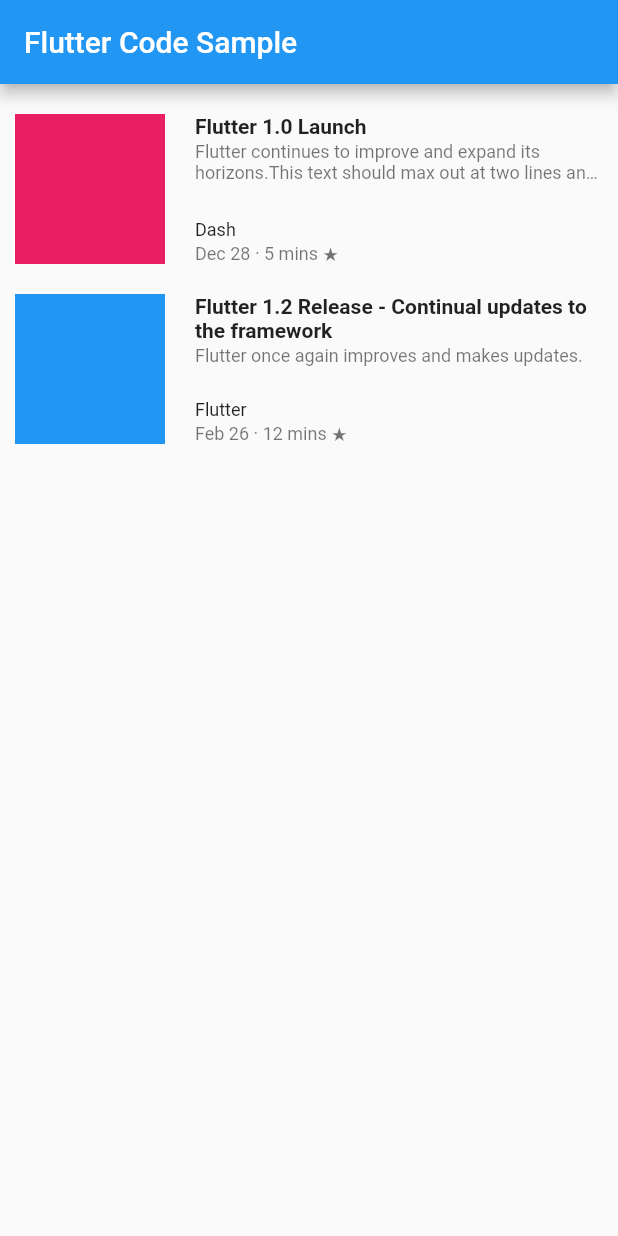
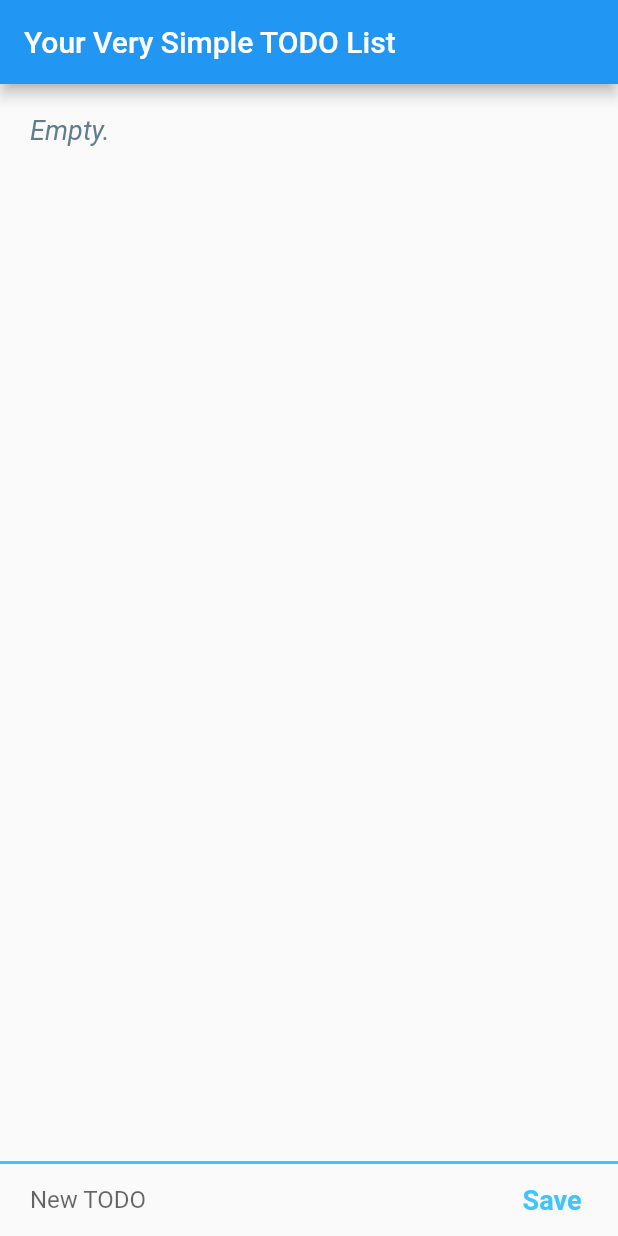
Before and after one commit to viqizevic/vewyzimplkudu, a Flutter app: the screen it shows after launch, on a phone screen of 412 x 824 dp. Run offline on Flutter 3.47's test engine with Material 2 defaults, Android fonts, the phone set to English and light mode, and no system bars.

Commit message:
Show todo list

```diff
--- /dev/null
+++ b/lib/constants.dart
@@ -0,0 +1,30 @@
+import 'package:flutter/material.dart';
+
+const kMessageTextFieldDecoration = InputDecoration(
+  contentPadding: EdgeInsets.symmetric(vertical: 10.0, horizontal: 20.0),
+  hintText: 'New TODO',
+  border: InputBorder.none,
+);
+
+const kMessageContainerDecoration = BoxDecoration(
+  border: Border(
+    top: BorderSide(color: Colors.lightBlueAccent, width: 2.0),
+  ),
+);
+
+const kEmptyListTextStyle = TextStyle(
+  color: Colors.blueGrey,
+  fontStyle: FontStyle.italic,
+  fontSize: 18.0,
+);
+
+const kTodoTextStyle = TextStyle(
+  color: Colors.white,
+  fontSize: 22.0,
+);
+
+const kSaveButtonTextStyle = TextStyle(
+  color: Colors.lightBlueAccent,
+  fontWeight: FontWeight.bold,
+  fontSize: 18.0,
+);
--- a/lib/main.dart
+++ b/lib/main.dart
@@ -1,18 +1,11 @@
-// Flutter code sample for material.ListTile.5
-
-// Here is an example of an article list item with multi-line titles and
-// subtitles. It utilizes [Row]s and [Column]s, as well as [Expanded] and
-// [AspectRatio] widgets to organize its layout.
-//
-// ![Custom list item b](https://flutter.github.io/assets-for-api-docs/assets/widgets/custom_list_item_b.png)
-
 import 'package:flutter/material.dart';
+import 'constants.dart';
 
 void main() => runApp(MyApp());
 
 /// This Widget is the main application widget.
 class MyApp extends StatelessWidget {
-  static const String _title = 'Flutter Code Sample';
+  static const String _title = 'Your Very Simple TODO List';
 
   @override
   Widget build(BuildContext context) {
@@ -20,168 +13,95 @@ class MyApp extends StatelessWidget {
       title: _title,
       home: Scaffold(
         appBar: AppBar(title: Text(_title)),
-        body: MyStatelessWidget(),
+        body: TodoList(),
       ),
     );
   }
 }
 
-class _ArticleDescription extends StatelessWidget {
-  _ArticleDescription({
-    Key key,
-    this.title,
-    this.subtitle,
-    this.author,
-    this.publishDate,
-    this.readDuration,
-  }) : super(key: key);
+class TodoList extends StatefulWidget {
+  @override
+  _TodoListState createState() => _TodoListState();
+}
 
-  final String title;
-  final String subtitle;
-  final String author;
-  final String publishDate;
-  final String readDuration;
+class _TodoListState extends State<TodoList> {
+  @override
+  void initState() {
+    super.initState();
+    todos = [];
+  }
+
+  List<String> todos;
+  String newTodo;
+  final inputTextController = TextEditingController();
 
   @override
   Widget build(BuildContext context) {
-    return Column(
-      crossAxisAlignment: CrossAxisAlignment.start,
+    return SafeArea(
+      child: Column(
+        mainAxisAlignment: MainAxisAlignment.spaceBetween,
+        crossAxisAlignment: CrossAxisAlignment.stretch,
         children: <Widget>[
           Expanded(
-          flex: 2,
-          child: Column(
-            crossAxisAlignment: CrossAxisAlignment.start,
-            children: <Widget>[
-              Text(
-                '$title',
-                maxLines: 2,
-                overflow: TextOverflow.ellipsis,
-                style: const TextStyle(
-                  fontWeight: FontWeight.bold,
+            child: Padding(
+              padding: const EdgeInsets.all(20.0),
+              child: todos.isNotEmpty
+                  ? ListView(
+                      children: todos.map((e) {
+                        return Padding(
+                          padding: const EdgeInsets.all(5.0),
+                          child: Material(
+                            color: Colors.blueAccent,
+                            borderRadius: BorderRadius.circular(15.0),
+                            elevation: 5.0,
+                            child: Padding(
+                              padding: const EdgeInsets.all(10.0),
+                              child: Text(
+                                e,
+                                style: kTodoTextStyle,
                               ),
                             ),
-              const Padding(padding: EdgeInsets.only(bottom: 2.0)),
-              Text(
-                '$subtitle',
-                maxLines: 2,
-                overflow: TextOverflow.ellipsis,
-                style: const TextStyle(
-                  fontSize: 12.0,
-                  color: Colors.black54,
+                          ),
+                        );
+                      }).toList(),
+                    )
+                  : Text(
+                      'Empty.',
+                      style: kEmptyListTextStyle,
                     ),
             ),
-            ],
+          ),
+          Container(
+            decoration: kMessageContainerDecoration,
+            child: Row(
+              crossAxisAlignment: CrossAxisAlignment.center,
+              children: <Widget>[
+                Expanded(
+                  child: TextField(
+                    controller: inputTextController,
+                    onChanged: (value) {
+                      newTodo = value;
+                    },
+                    decoration: kMessageTextFieldDecoration,
                   ),
                 ),
-        Expanded(
-          flex: 1,
-          child: Column(
-            crossAxisAlignment: CrossAxisAlignment.start,
-            mainAxisAlignment: MainAxisAlignment.end,
-            children: <Widget>[
-              Text(
-                '$author',
-                style: const TextStyle(
-                  fontSize: 12.0,
-                  color: Colors.black87,
-                ),
-              ),
-              Text(
-                '$publishDate · $readDuration ★',
-                style: const TextStyle(
-                  fontSize: 12.0,
-                  color: Colors.black54,
+                FlatButton(
+                  onPressed: () {
+                    inputTextController.clear();
+                    setState(() {
+                      todos.add(newTodo);
+                    });
+                  },
+                  child: Text(
+                    'Save',
+                    style: kSaveButtonTextStyle,
                   ),
                 ),
               ],
             ),
           ),
         ],
-    );
-  }
-}
-
-class CustomListItemTwo extends StatelessWidget {
-  CustomListItemTwo({
-    Key key,
-    this.thumbnail,
-    this.title,
-    this.subtitle,
-    this.author,
-    this.publishDate,
-    this.readDuration,
-  }) : super(key: key);
-
-  final Widget thumbnail;
-  final String title;
-  final String subtitle;
-  final String author;
-  final String publishDate;
-  final String readDuration;
-
-  @override
-  Widget build(BuildContext context) {
-    return Padding(
-      padding: const EdgeInsets.symmetric(vertical: 10.0),
-      child: SizedBox(
-        height: 100,
-        child: Row(
-          crossAxisAlignment: CrossAxisAlignment.start,
-          children: <Widget>[
-            AspectRatio(
-              aspectRatio: 1.0,
-              child: thumbnail,
-            ),
-            Expanded(
-              child: Padding(
-                padding: const EdgeInsets.fromLTRB(20.0, 0.0, 2.0, 0.0),
-                child: _ArticleDescription(
-                  title: title,
-                  subtitle: subtitle,
-                  author: author,
-                  publishDate: publishDate,
-                  readDuration: readDuration,
-                ),
-              ),
-            )
-          ],
-        ),
       ),
     );
   }
 }
-
-/// This is the stateless widget that the main application instantiates.
-class MyStatelessWidget extends StatelessWidget {
-  MyStatelessWidget({Key key}) : super(key: key);
-
-  @override
-  Widget build(BuildContext context) {
-    return ListView(
-      padding: const EdgeInsets.all(10.0),
-      children: <Widget>[
-        CustomListItemTwo(
-          thumbnail: Container(
-            decoration: const BoxDecoration(color: Colors.pink),
-          ),
-          title: 'Flutter 1.0 Launch',
-          subtitle: 'Flutter continues to improve and expand its horizons.'
-              'This text should max out at two lines and clip',
-          author: 'Dash',
-          publishDate: 'Dec 28',
-          readDuration: '5 mins',
-        ),
-        CustomListItemTwo(
-          thumbnail: Container(
-            decoration: const BoxDecoration(color: Colors.blue),
-          ),
-          title: 'Flutter 1.2 Release - Continual updates to the framework',
-          subtitle: 'Flutter once again improves and makes updates.',
-          author: 'Flutter',
-          publishDate: 'Feb 26',
-          readDuration: '12 mins',
-        ),
-      ],
-    );
-  }
-}
```
Also changed, not shown: 1 other file. Lines whose indentation alone changed are shown as unchanged.
